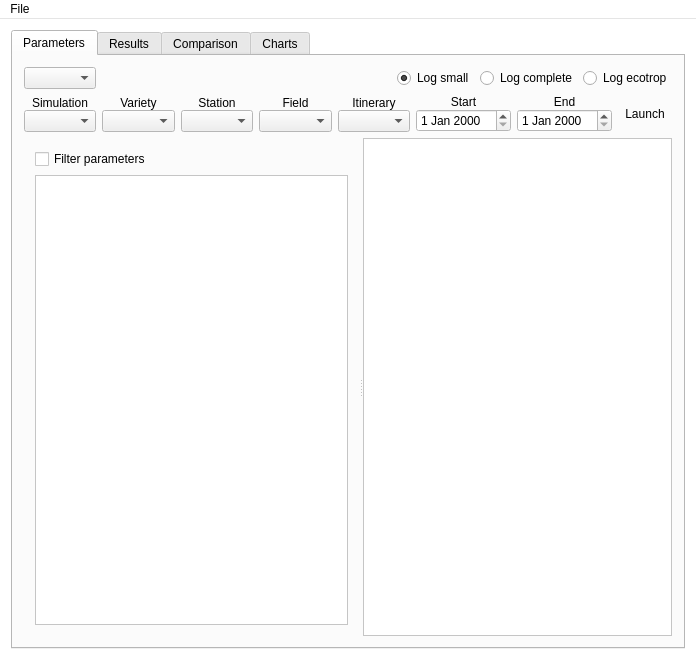
Qt form src/qtapp/mainwindow.ui (PAMDeveloper/QtSamara) before a commit.
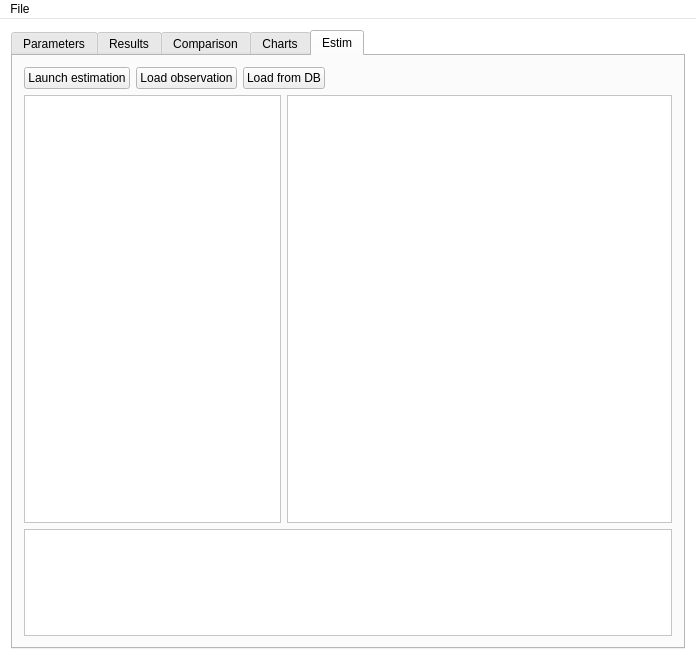
The same form after that commit. Icons and pictures are not drawn.

The edit to the form file:
```diff
--- a/src/qtapp/mainwindow.ui
+++ b/src/qtapp/mainwindow.ui
@@ -82,7 +82,7 @@
     <item>
      <widget class="QTabWidget" name="samaraTabs">
       <property name="currentIndex">
-       <number>0</number>
+       <number>4</number>
       </property>
       <widget class="QWidget" name="parametersTab">
        <attribute name="title">
@@ -541,6 +541,64 @@
         </item>
        </layout>
       </widget>
+      <widget class="QWidget" name="tab">
+       <attribute name="title">
+        <string>Estim</string>
+       </attribute>
+       <layout class="QVBoxLayout" name="verticalLayout_5" stretch="0,4,1">
+        <item>
+         <layout class="QHBoxLayout" name="horizontalLayout_7">
+          <item>
+           <widget class="QPushButton" name="estimButton">
+            <property name="text">
+             <string>Launch estimation</string>
+            </property>
+           </widget>
+          </item>
+          <item>
+           <widget class="QPushButton" name="pushButton_4">
+            <property name="text">
+             <string>Load observation</string>
+            </property>
+           </widget>
+          </item>
+          <item>
+           <widget class="QPushButton" name="loadObsFromDB">
+            <property name="text">
+             <string>Load from DB</string>
+            </property>
+           </widget>
+          </item>
+          <item>
+           <spacer name="horizontalSpacer_5">
+            <property name="orientation">
+             <enum>Qt::Horizontal</enum>
+            </property>
+            <property name="sizeHint" stdset="0">
+             <size>
+              <width>40</width>
+              <height>20</height>
+             </size>
+            </property>
+           </spacer>
+          </item>
+         </layout>
+        </item>
+        <item>
+         <layout class="QHBoxLayout" name="horizontalLayout_4" stretch="2,3">
+          <item>
+           <widget class="QTableView" name="paramToEstimList"/>
+          </item>
+          <item>
+           <widget class="QTableView" name="obsTable"/>
+          </item>
+         </layout>
+        </item>
+        <item>
+         <widget class="QTextEdit" name="estimConsole"/>
+        </item>
+       </layout>
+      </widget>
      </widget>
     </item>
    </layout>
```
